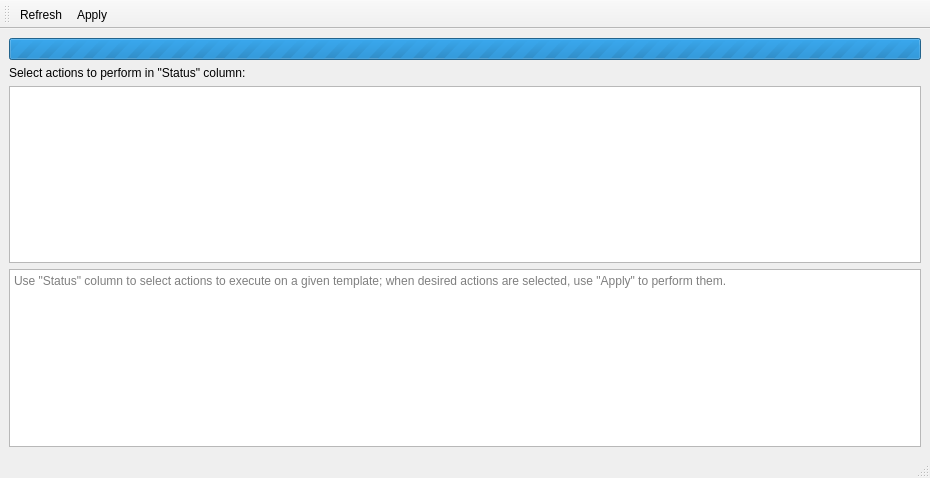
QubesOS/qubes-manager, file ui/qvmtemplate.ui: the form before one commit.
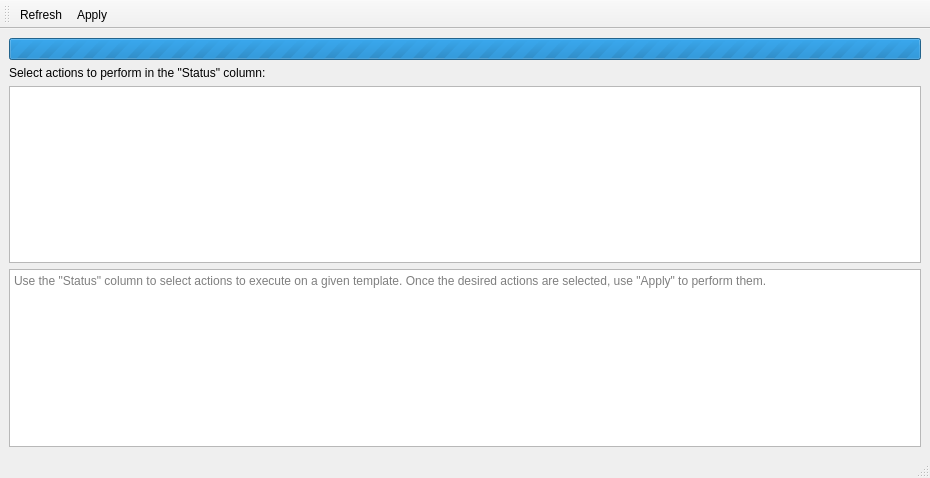
The form after the commit. Icons and pictures are not drawn.

```diff
--- a/ui/qvmtemplate.ui
+++ b/ui/qvmtemplate.ui
@@ -28,7 +28,7 @@
     <item>
      <widget class="QLabel" name="label">
       <property name="text">
-       <string>Select actions to perform in &quot;Status&quot; column:</string>
+       <string>Select actions to perform in the &quot;Status&quot; column:</string>
       </property>
      </widget>
     </item>
@@ -57,7 +57,7 @@
        <bool>true</bool>
       </property>
       <property name="placeholderText">
-       <string>Use &quot;Status&quot; column to select actions to execute on a given template; when desired actions are selected, use &quot;Apply&quot; to perform them.</string>
+       <string>Use the &quot;Status&quot; column to select actions to execute on a given template. Once the desired actions are selected, use &quot;Apply&quot; to perform them.</string>
       </property>
      </widget>
     </item>
```
